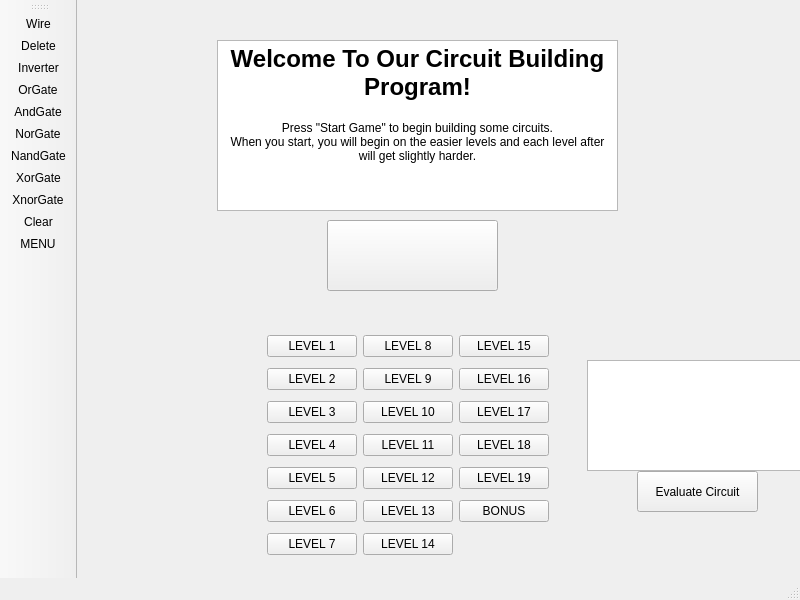
Qt form CircuitBuilder/mainwindow.ui (lilzooty/IzziLab) before a commit.
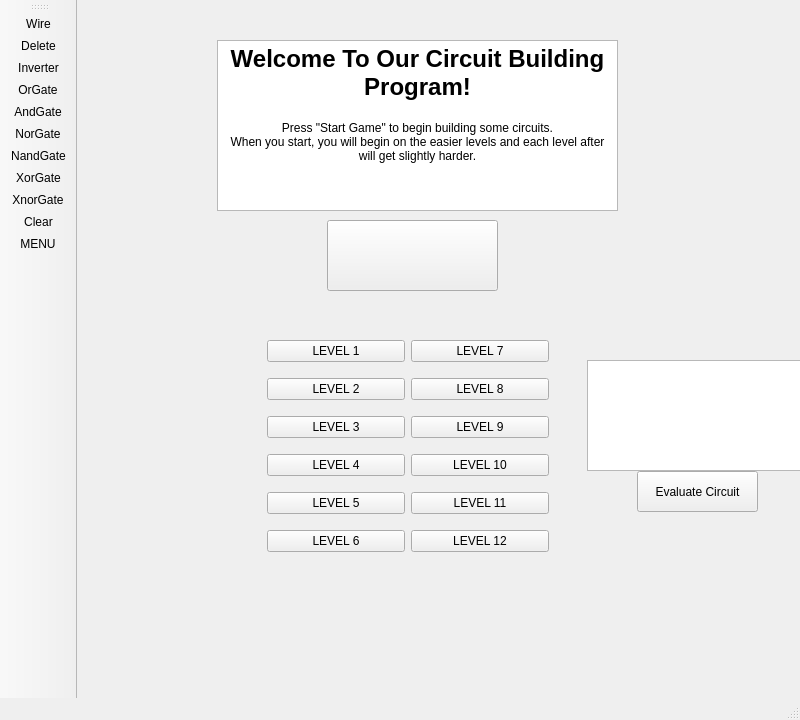
The same form after that commit. Icons and pictures are not drawn.

```diff
--- a/CircuitBuilder/mainwindow.ui
+++ b/CircuitBuilder/mainwindow.ui
@@ -7,7 +7,7 @@
     <x>0</x>
     <y>0</y>
     <width>800</width>
-    <height>600</height>
+    <height>720</height>
    </rect>
   </property>
   <property name="windowTitle">
@@ -106,91 +106,35 @@
      </rect>
     </property>
     <layout class="QGridLayout" name="LevelsGrid">
-     <item row="4" column="0">
-      <widget class="QPushButton" name="ButtonLevel5">
-       <property name="text">
-        <string>LEVEL 5</string>
-       </property>
-      </widget>
-     </item>
-     <item row="7" column="1">
-      <widget class="QPushButton" name="ButtonLevel14">
-       <property name="text">
-        <string>LEVEL 14</string>
-       </property>
-      </widget>
-     </item>
-     <item row="3" column="0">
-      <widget class="QPushButton" name="ButtonLevel4">
-       <property name="text">
-        <string>LEVEL 4</string>
-       </property>
-      </widget>
-     </item>
-     <item row="3" column="2">
-      <widget class="QPushButton" name="ButtonLevel18">
-       <property name="text">
-        <string>LEVEL 18</string>
-       </property>
-      </widget>
-     </item>
-     <item row="4" column="2">
-      <widget class="QPushButton" name="ButtonLevel19">
-       <property name="text">
-        <string>LEVEL 19</string>
-       </property>
-      </widget>
-     </item>
-     <item row="5" column="1">
-      <widget class="QPushButton" name="ButtonLevel13">
-       <property name="text">
-        <string>LEVEL 13</string>
-       </property>
-      </widget>
-     </item>
-     <item row="1" column="0">
-      <widget class="QPushButton" name="ButtonLevel2">
-       <property name="text">
-        <string>LEVEL 2</string>
-       </property>
-      </widget>
-     </item>
-     <item row="7" column="0">
-      <widget class="QPushButton" name="ButtonLevel7">
-       <property name="text">
-        <string>LEVEL 7</string>
-       </property>
-      </widget>
-     </item>
-     <item row="2" column="2">
-      <widget class="QPushButton" name="ButtonLevel17">
-       <property name="text">
-        <string>LEVEL 17</string>
-       </property>
-      </widget>
-     </item>
-     <item row="0" column="0">
-      <widget class="QPushButton" name="ButtonLevel1">
-       <property name="text">
-        <string>LEVEL 1</string>
-       </property>
-      </widget>
-     </item>
-     <item row="0" column="2">
-      <widget class="QPushButton" name="ButtonLevel15">
-       <property name="text">
-        <string>LEVEL 15</string>
-       </property>
-      </widget>
-     </item>
      <item row="1" column="1">
+      <widget class="QPushButton" name="ButtonLevel8">
+       <property name="text">
+        <string>LEVEL 8</string>
+       </property>
+      </widget>
+     </item>
+     <item row="5" column="1">
+      <widget class="QPushButton" name="ButtonLevel12">
+       <property name="text">
+        <string>LEVEL 12</string>
+       </property>
+      </widget>
+     </item>
+     <item row="3" column="1">
+      <widget class="QPushButton" name="ButtonLevel10">
+       <property name="text">
+        <string>LEVEL 10</string>
+       </property>
+      </widget>
+     </item>
+     <item row="2" column="1">
       <widget class="QPushButton" name="ButtonLevel9">
        <property name="text">
         <string>LEVEL 9</string>
        </property>
       </widget>
      </item>
-     <item row="3" column="1">
+     <item row="4" column="1">
       <widget class="QPushButton" name="ButtonLevel11">
        <property name="text">
         <string>LEVEL 11</string>
@@ -198,16 +142,23 @@
       </widget>
      </item>
      <item row="0" column="1">
-      <widget class="QPushButton" name="ButtonLevel8">
+      <widget class="QPushButton" name="ButtonLevel7">
        <property name="text">
-        <string>LEVEL 8</string>
+        <string>LEVEL 7</string>
        </property>
       </widget>
      </item>
-     <item row="5" column="0">
-      <widget class="QPushButton" name="ButtonLevel6">
+     <item row="0" column="0">
+      <widget class="QPushButton" name="ButtonLevel1">
        <property name="text">
-        <string>LEVEL 6</string>
+        <string>LEVEL 1</string>
+       </property>
+      </widget>
+     </item>
+     <item row="1" column="0">
+      <widget class="QPushButton" name="ButtonLevel2">
+       <property name="text">
+        <string>LEVEL 2</string>
        </property>
       </widget>
      </item>
@@ -218,31 +169,24 @@
        </property>
       </widget>
      </item>
-     <item row="1" column="2">
-      <widget class="QPushButton" name="ButtonLevel16">
+     <item row="3" column="0">
+      <widget class="QPushButton" name="ButtonLevel4">
        <property name="text">
-        <string>LEVEL 16</string>
+        <string>LEVEL 4</string>
        </property>
       </widget>
      </item>
-     <item row="5" column="2">
-      <widget class="QPushButton" name="ButtonLevel20">
+     <item row="4" column="0">
+      <widget class="QPushButton" name="ButtonLevel5">
        <property name="text">
-        <string>BONUS</string>
+        <string>LEVEL 5</string>
        </property>
       </widget>
      </item>
-     <item row="4" column="1">
-      <widget class="QPushButton" name="ButtonLevel12">
+     <item row="5" column="0">
+      <widget class="QPushButton" name="ButtonLevel6">
        <property name="text">
-        <string>LEVEL 12</string>
-       </property>
-      </widget>
-     </item>
-     <item row="2" column="1">
-      <widget class="QPushButton" name="ButtonLevel10">
-       <property name="text">
-        <string>LEVEL 10</string>
+        <string>LEVEL 6</string>
        </property>
       </widget>
      </item>
```
